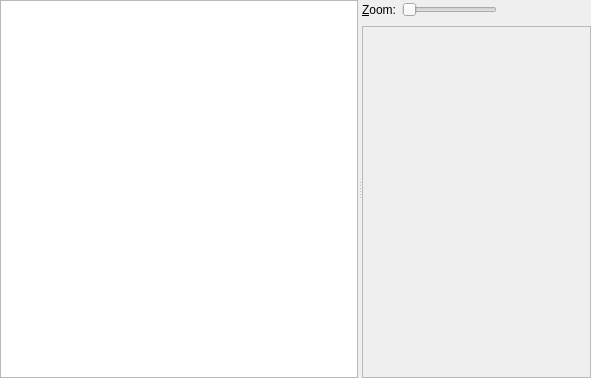
This is ui/paintbufferviewer.ui in KDAB/GammaRay as Qt 5 draws it before an edit. The edited form follows.
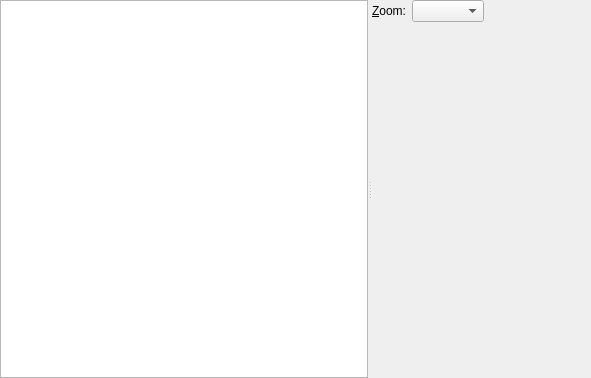
This is the edited form. Custom widgets are drawn as their Qt base class.

Commit message: Port the paint analyzer to the new remote view widget.

```diff
--- a/ui/paintbufferviewer.ui
+++ b/ui/paintbufferviewer.ui
@@ -24,7 +24,7 @@
        <bool>false</bool>
       </property>
      </widget>
-     <widget class="QWidget" name="">
+     <widget class="QWidget" name="layoutWidget">
       <layout class="QVBoxLayout" name="verticalLayout">
        <item>
         <layout class="QHBoxLayout" name="horizontalLayout">
@@ -34,25 +34,12 @@
             <string>&amp;Zoom:</string>
            </property>
            <property name="buddy">
-            <cstring>zoomSlider</cstring>
+            <cstring>zoom</cstring>
            </property>
           </widget>
          </item>
          <item>
-          <widget class="QSlider" name="zoomSlider">
-           <property name="minimum">
-            <number>1</number>
-           </property>
-           <property name="maximum">
-            <number>8</number>
-           </property>
-           <property name="pageStep">
-            <number>1</number>
-           </property>
-           <property name="orientation">
-            <enum>Qt::Horizontal</enum>
-           </property>
-          </widget>
+          <widget class="QComboBox" name="zoom"/>
          </item>
          <item>
           <spacer name="horizontalSpacer">
@@ -70,24 +57,7 @@
         </layout>
        </item>
        <item>
-        <widget class="QScrollArea" name="scrollArea">
-         <property name="widgetResizable">
-          <bool>true</bool>
-         </property>
-         <property name="alignment">
-          <set>Qt::AlignCenter</set>
-         </property>
-         <widget class="GammaRay::PaintBufferReplayWidget" name="replayWidget">
-          <property name="geometry">
-           <rect>
-            <x>0</x>
-            <y>0</y>
-            <width>227</width>
-            <height>341</height>
-           </rect>
-          </property>
-         </widget>
-        </widget>
+        <widget class="GammaRay::RemoteViewWidget" name="replayWidget" native="true"/>
        </item>
       </layout>
      </widget>
@@ -97,10 +67,9 @@
  </widget>
  <customwidgets>
   <customwidget>
-   <class>GammaRay::PaintBufferReplayWidget</class>
+   <class>GammaRay::RemoteViewWidget</class>
    <extends>QWidget</extends>
-   <header>paintbufferreplaywidget.h</header>
-   <container>1</container>
+   <header>remoteviewwidget.h</header>
   </customwidget>
  </customwidgets>
  <resources/>
```
The commit also changes 6 other files.
